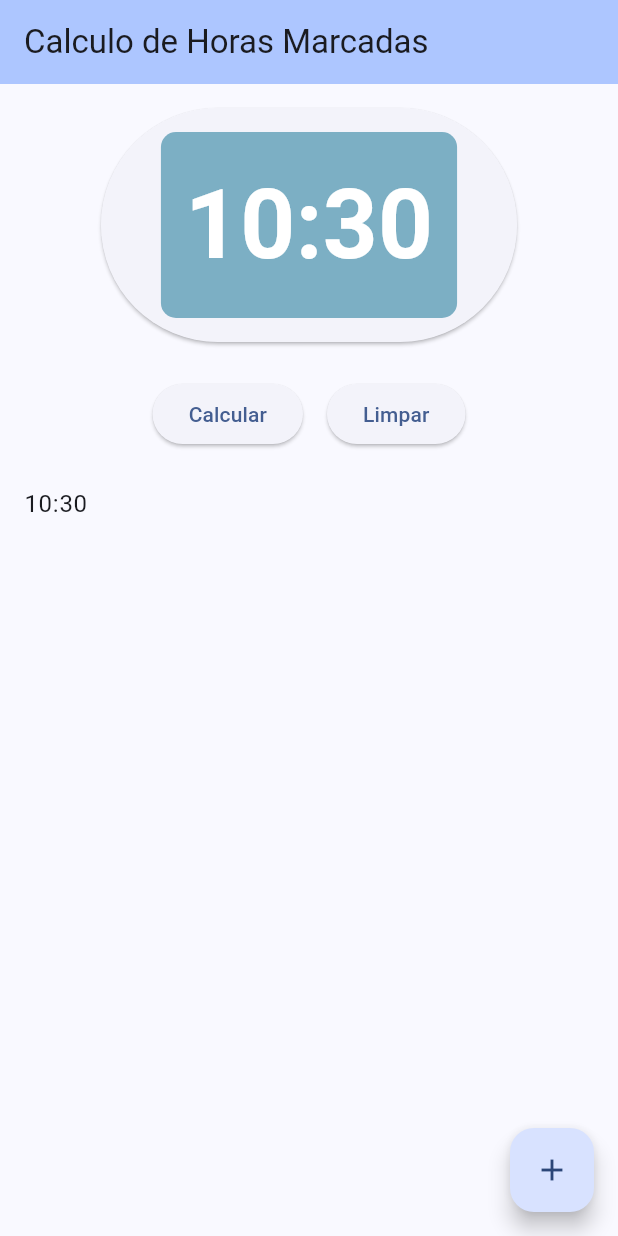
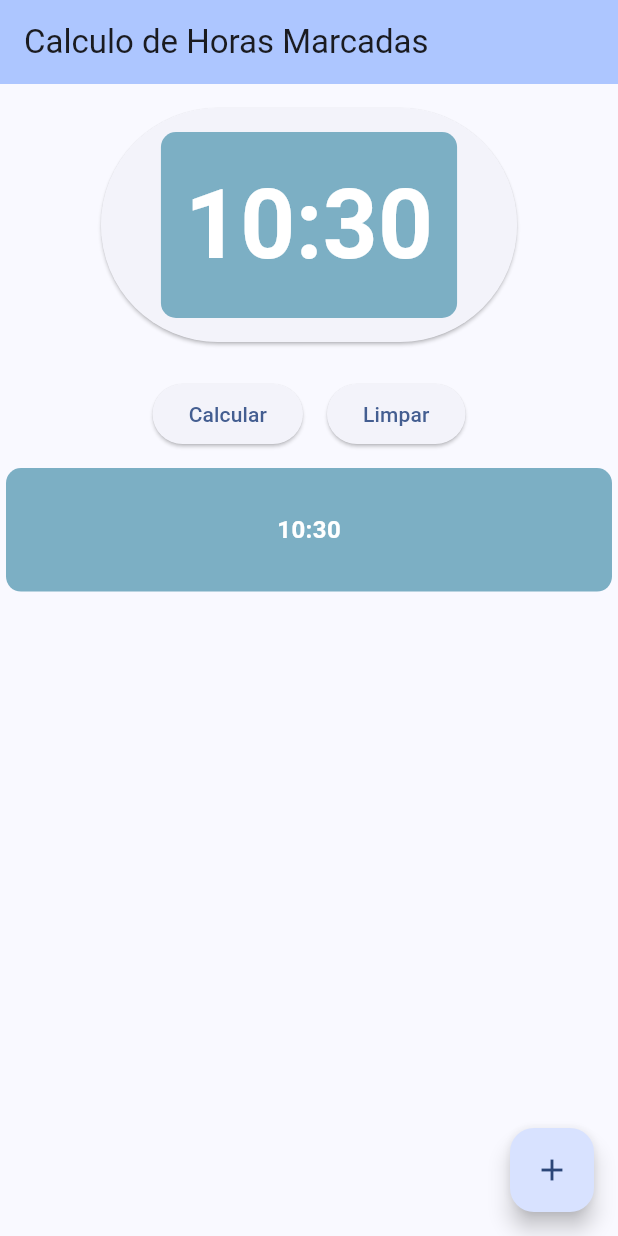
Before and after one commit to Victor-Drt/register_point_app, a Flutter app: the screen it shows after launch, after a tap on the "add" icon, on a phone screen of 412 x 824 dp. Run offline on Flutter 3.47's test engine with Material 3 defaults, Android fonts, the light colour scheme and no system bars.

Commit message:
feat: design do item da lista

```diff
--- a/lib/main.dart
+++ b/lib/main.dart
@@ -171,10 +171,18 @@ class _MyHomePageState extends State<MyHomePage> {
 class ItemPonto extends StatelessWidget {
   const ItemPonto(this.ponto, {super.key});
   final DateTime ponto;
+
   @override
   Widget build(BuildContext context) {
-    return ListTile(
-      title: Text("${ponto.hour}:${ponto.minute.toString().padLeft(2, '0')}"),
+    return Container(
+      margin: const EdgeInsets.all(4.0),
+      height: MediaQuery.sizeOf(context).height * 0.1,
+      decoration: BoxDecoration(
+        borderRadius: BorderRadius.circular(10.0),
+        color: const Color.fromRGBO(124, 175, 196, 1),
+      ),
+      alignment: Alignment.center,
+      child: Text("${ponto.hour}:${ponto.minute.toString().padLeft(2, '0')}", style: const TextStyle(color: Colors.white, fontWeight: FontWeight.bold, fontSize: 16)),
     );
   }
 }
```
